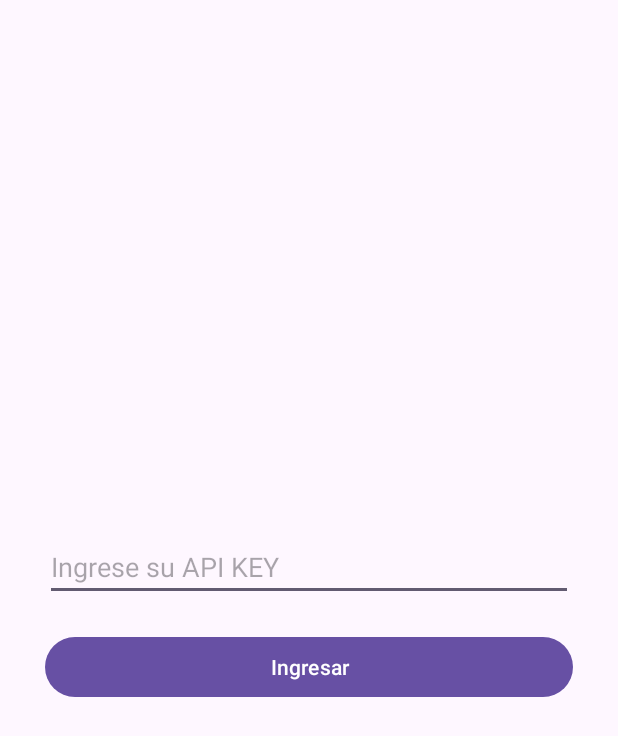
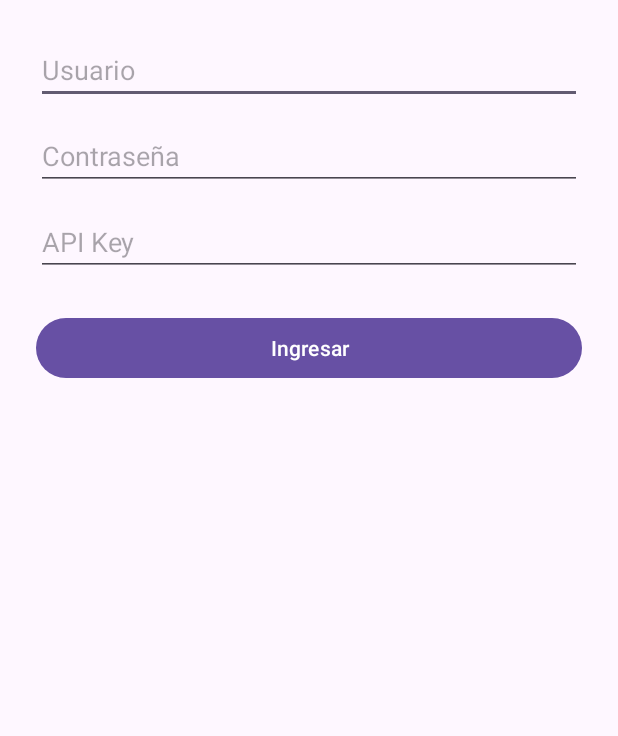
Before and after one commit to cristalreyes21/Ejercicio3.1, an Android app: the screen it shows after launch (LoginActivity), after a tap on "Ingresar", on a phone screen of 412 x 824 dp. Shown: the top 736 px of the screen. Run offline under Robolectric (Android 15) with nearby library versions, the phone set to English and light mode, and no system bars.

```diff
--- a/app/src/main/java/com/example/ejercicio31/LoginActivity.java
+++ b/app/src/main/java/com/example/ejercicio31/LoginActivity.java
@@ -1,42 +1,114 @@
 package com.example.ejercicio31;
 
+import android.content.Context;
 import android.content.Intent;
+import android.content.SharedPreferences;
 import android.os.Bundle;
-import android.widget.Button;
-import android.widget.EditText;
+import android.widget.*;
 import android.widget.Toast;
 import androidx.appcompat.app.AppCompatActivity;
+import java.io.IOException;
+import okhttp3.Call;
+import okhttp3.Callback;
+import okhttp3.FormBody;
+import okhttp3.OkHttpClient;
+import okhttp3.Request;
+import okhttp3.RequestBody;
+import okhttp3.Response;
+import org.json.JSONObject;
 
 public class LoginActivity extends AppCompatActivity {
 
-    EditText editApiKey;
+    EditText editUsuario, editPassword, editApiKey;
     Button btnIngresar;
+    SharedPreferences preferencias;
 
     @Override
     protected void onCreate(Bundle savedInstanceState) {
         super.onCreate(savedInstanceState);
         setContentView(R.layout.activity_login);
 
+        preferencias = getSharedPreferences("loginPrefs", Context.MODE_PRIVATE);
+
+        // Entrar directo si hay sesión
+        if (preferencias.getBoolean("sesionIniciada", false)) {
+            startActivity(new Intent(this, MenuActivity.class));
+            finish();
+            return;
+        }
+
+        editUsuario = findViewById(R.id.editUsuario);
+        editPassword = findViewById(R.id.editPassword);
         editApiKey = findViewById(R.id.editApiKey);
         btnIngresar = findViewById(R.id.btnIngresar);
 
-        btnIngresar.setOnClickListener(v -> {
-            String key = editApiKey.getText().toString().trim();
+        // ✅ Usar el login del servidor
+        btnIngresar.setOnClickListener(v -> validarLogin());
+    }
 
-            if (key.isEmpty()) {
-                Toast.makeText(this, "Ingrese la API KEY", Toast.LENGTH_SHORT).show();
-                return;
+    private void validarLogin() {
+        String usuario = editUsuario.getText().toString().trim();
+        String password = editPassword.getText().toString().trim();
+        String apiKey = editApiKey.getText().toString().trim();
+
+        if (usuario.isEmpty() || password.isEmpty() || apiKey.isEmpty()) {
+            Toast.makeText(this, "Todos los campos son obligatorios", Toast.LENGTH_SHORT).show();
+            return;
+        }
+
+        // Petición a PHP
+        RequestBody formBody = new FormBody.Builder()
+                .add("usuario", usuario)
+                .add("password", password)
+                .add("apiKey", apiKey)
+                .build();
+
+        Request request = new Request.Builder()
+                .url("http://192.168.1.42:8080/api_crud/login.php")
+                .post(formBody)
+                .build();
+
+        OkHttpClient client = new OkHttpClient();
+
+        client.newCall(request).enqueue(new Callback() {
+            @Override
+            public void onFailure(Call call, IOException e) {  // ✅ firma correcta
+                runOnUiThread(() ->
+                        Toast.makeText(LoginActivity.this, "Error conexión: " + e.getMessage(), Toast.LENGTH_LONG).show()
+                );
             }
 
-            if (key.equals("ecc367d49ac72ffb51ab5375f0eead4e")) {
-                // Guardamos la API KEY
-                ApiCliente.API_KEY = key;
+            @Override
+            public void onResponse(Call call, Response response) { // ✅ no debe lanzar IOException
+                try {
+                    String respuesta = response.body().string();
+                    JSONObject json = new JSONObject(respuesta);
+                    boolean success = json.getBoolean("success");
+                    String mensaje = json.getString("mensaje");
 
-                startActivity(new Intent(LoginActivity.this, MenuActivity.class));
-                finish();
-            } else {
-                Toast.makeText(this, "API KEY incorrecta", Toast.LENGTH_SHORT).show();
+                    runOnUiThread(() -> {
+                        Toast.makeText(LoginActivity.this, mensaje, Toast.LENGTH_SHORT).show();
+                        if (success) {
+                            GuardarSesion(usuario, apiKey);
+                            ApiCliente.API_KEY = apiKey;
+                            startActivity(new Intent(LoginActivity.this, MenuActivity.class));
+                            finish();
+                        }
+                    });
+
+                } catch (Exception e) {
+                    runOnUiThread(() ->
+                            Toast.makeText(LoginActivity.this, "Error servidor: " + e.getMessage(), Toast.LENGTH_LONG).show()
+                    );
+                }
             }
         });
     }
+
+    private void GuardarSesion(String usuario, String key) {
+        preferencias.edit().putBoolean("sesionIniciada", true)
+                .putString("usuario", usuario)
+                .putString("apiKey", key)
+                .apply();
+    }
 }
--- a/app/src/main/res/layout/activity_login.xml
+++ b/app/src/main/res/layout/activity_login.xml
@@ -1,23 +1,37 @@
-<?xml version="1.0" encoding="utf-8"?>
-<LinearLayout xmlns:android="http://schemas.android.com/apk/res/android"
+<LinearLayout
+    xmlns:android="http://schemas.android.com/apk/res/android"
+    android:orientation="vertical"
+    android:padding="24dp"
     android:layout_width="match_parent"
-    android:layout_height="match_parent"
-    android:orientation="vertical"
-    android:padding="30dp"
-    android:gravity="center">
+    android:layout_height="match_parent">
+
+    <EditText
+        android:id="@+id/editUsuario"
+        android:hint="Usuario"
+        android:layout_width="match_parent"
+        android:layout_height="wrap_content"/>
+
+    <EditText
+        android:id="@+id/editPassword"
+        android:hint="Contraseña"
+        android:inputType="textPassword"
+        android:layout_width="match_parent"
+        android:layout_height="wrap_content"
+        android:layout_marginTop="12dp"/>
 
     <EditText
         android:id="@+id/editApiKey"
-        android:hint="Ingrese su API KEY"
+        android:hint="API Key"
+        android:inputType="textPassword"
         android:layout_width="match_parent"
         android:layout_height="wrap_content"
-        android:inputType="textPassword"/>
+        android:layout_marginTop="12dp"/>
 
     <Button
         android:id="@+id/btnIngresar"
         android:text="Ingresar"
-        android:layout_marginTop="20dp"
         android:layout_width="match_parent"
-        android:layout_height="wrap_content"/>
+        android:layout_height="wrap_content"
+        android:layout_marginTop="24dp"/>
 
 </LinearLayout>
```
